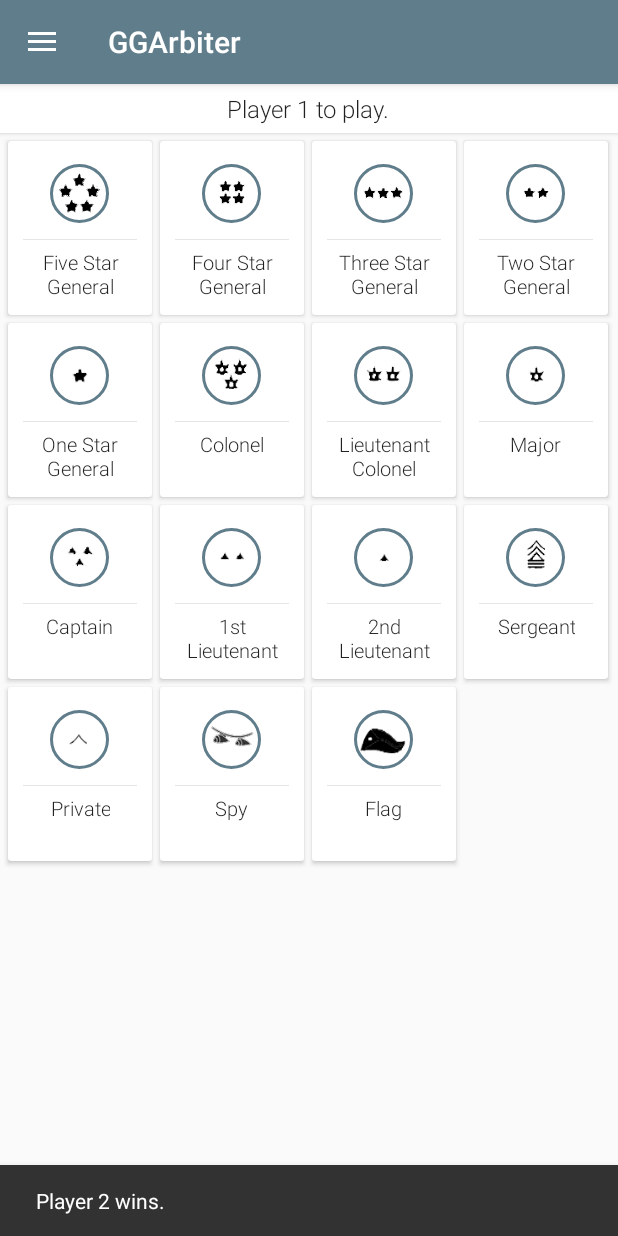
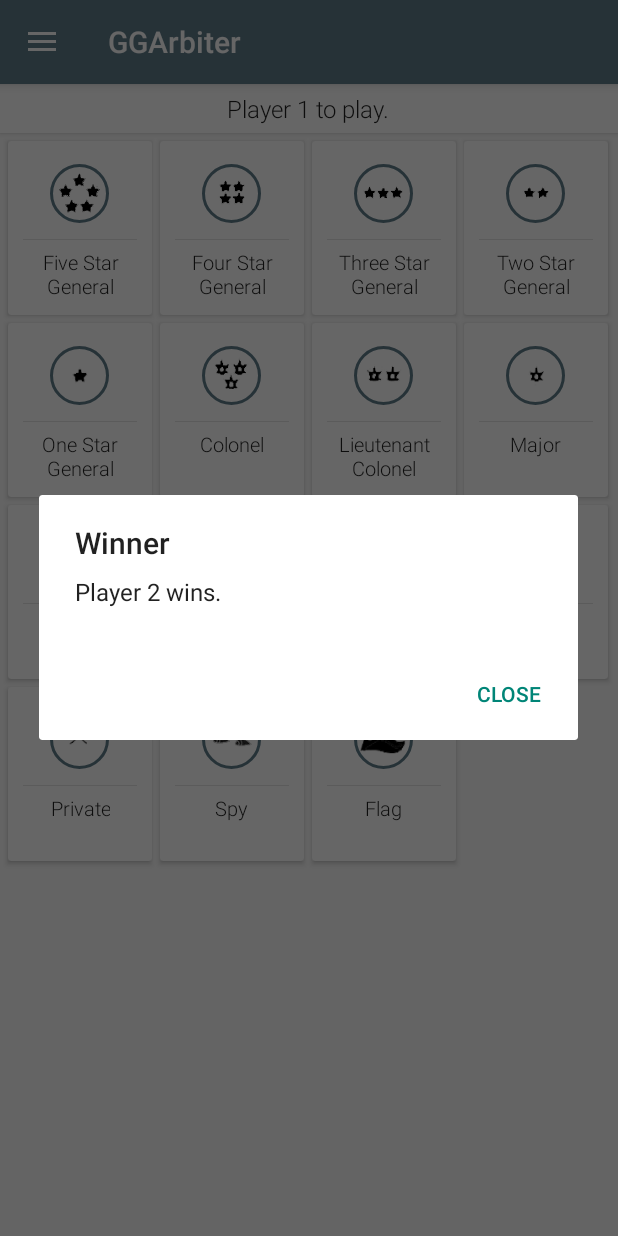
Before and after one commit to tentenponce/GGArbiter, an Android app: the screen it shows after launch (DrawerActivity), after a tap on "Five Star General", on a phone screen of 412 x 824 dp. Run offline under Robolectric (Android 15) with nearby library versions, the phone set to English and light mode, and no system bars; our stand-ins replace ButterKnife, CircleImageView; 3 other taps on this screen came first.

Commit message:
Changed snackbar winner message to dialog

```diff
--- a/app/src/main/java/com/tenten/gameofthegeneralsarbiter/fragments/HomeFragment.java
+++ b/app/src/main/java/com/tenten/gameofthegeneralsarbiter/fragments/HomeFragment.java
@@ -1,12 +1,13 @@
 package com.tenten.gameofthegeneralsarbiter.fragments;
 
 import android.annotation.SuppressLint;
+import android.content.DialogInterface;
 import android.graphics.Color;
 import android.graphics.Rect;
 import android.os.Bundle;
 import android.support.design.widget.CoordinatorLayout;
-import android.support.design.widget.Snackbar;
 import android.support.v4.app.Fragment;
+import android.support.v7.app.AlertDialog;
 import android.support.v7.widget.RecyclerView;
 import android.support.v7.widget.StaggeredGridLayoutManager;
 import android.support.v7.widget.Toolbar;
@@ -37,7 +38,7 @@ public class HomeFragment extends Fragment implements PieceAdapter.OnPieceClickL
     private Player player2 = new Player("Player 2");
 
     private PieceAdapter pieceAdapter;
-    private Snackbar fightMsgSnackBar;
+    private AlertDialog winnerDialog;
 
     private Toolbar toolbar;
 
@@ -55,6 +56,15 @@ public class HomeFragment extends Fragment implements PieceAdapter.OnPieceClickL
         super.onCreate(savedInstanceState);
 
         pieceAdapter = new PieceAdapter(this);
+        /*init winner dialog*/
+        winnerDialog = new AlertDialog.Builder(getContext())
+                .setTitle("Winner")
+                .setNegativeButton("Close", new DialogInterface.OnClickListener() {
+                    @Override
+                    public void onClick(DialogInterface dialogInterface, int i) {
+                        dialogInterface.dismiss();
+                    }
+                }).create();
     }
 
     @Override
@@ -129,10 +139,6 @@ public class HomeFragment extends Fragment implements PieceAdapter.OnPieceClickL
     private void togglePiecePlay(Piece piece) {
         if (player1.getPiece() == null) { //check if player 1 has picked piece
             player1.setPiece(piece); //set the selected piece to player 1
-
-            if (fightMsgSnackBar != null) {
-                fightMsgSnackBar.dismiss();
-            }
         } else {
             player2.setPiece(piece); //otherwise set the selected piece to player 2
 
@@ -143,14 +149,15 @@ public class HomeFragment extends Fragment implements PieceAdapter.OnPieceClickL
                 fightMsg = "Both Piece Dies";
             } else {
                 if (winPiece == player1.getPiece()) { //check if the win piece is equals to the player 1 piece
-                    fightMsg = player1.getName() + " wins.";
+                    fightMsg = Player.getPlayer1Name(getContext()) + " wins.";
                 } else {
-                    fightMsg = player2.getName() + " wins.";
+                    fightMsg = Player.getPlayer2Name(getContext()) + " wins.";
                 }
             }
 
-            fightMsgSnackBar = Snackbar.make(coor_main, fightMsg, Snackbar.LENGTH_INDEFINITE);
-            fightMsgSnackBar.show();
+            winnerDialog.setMessage(fightMsg);
+            winnerDialog.show();
+
             resetPlay();
         }
 
```
